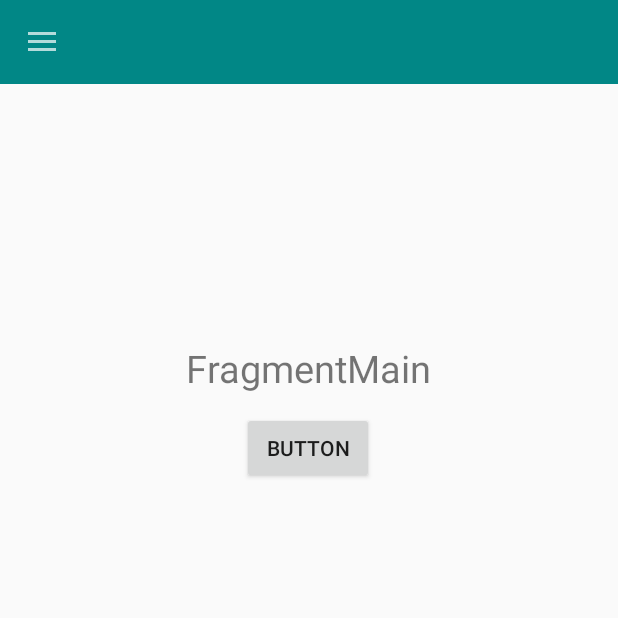
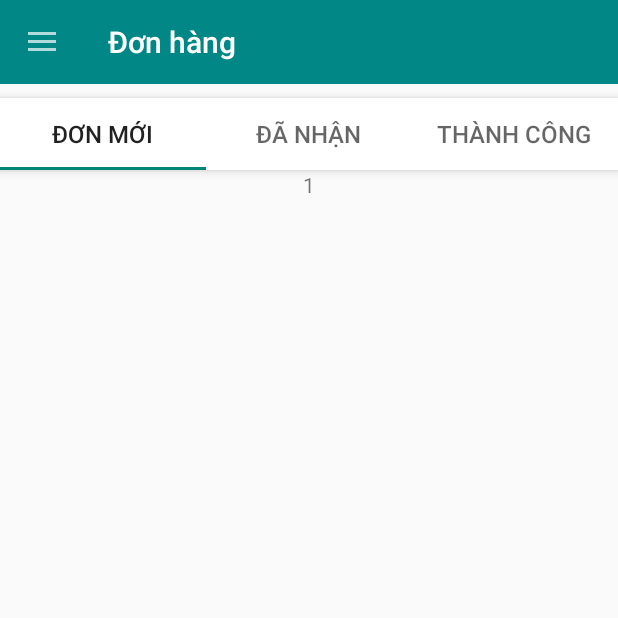
Before and after one commit to huynhngoctan/AdminAndroidGroup6, an Android app: the screen it shows after launch (MainActivity), in the side drawer, after a tap on "Đơn hàng", on a phone screen of 412 x 824 dp, the top half of it. Run offline under Robolectric (Android 15) with nearby library versions, the phone set to English and light mode, and no system bars.

Commit message:
Làm trang đơn hàng cơ bản

```diff
--- a/app/src/main/java/com/example/adminandroidgroup6/MainActivity.java
+++ b/app/src/main/java/com/example/adminandroidgroup6/MainActivity.java
@@ -13,6 +13,7 @@ import android.os.Bundle;
 import android.view.MenuItem;
 
 import com.example.adminandroidgroup6.menuFoods.FoodsFragment;
+import com.example.adminandroidgroup6.menuOrders.OrdersFragment;
 import com.google.android.material.navigation.NavigationView;
 
 public class MainActivity extends AppCompatActivity implements NavigationView.OnNavigationItemSelectedListener{
@@ -64,7 +65,13 @@ public class MainActivity extends AppCompatActivity implements NavigationView.On
                 fragmentTransaction.replace(R.id.container_fragment,new FoodsFragment());
                 fragmentTransaction.commit();
                 break;
-
+            case R.id.menuItemOrder:
+                toolbar.setTitle("Đơn hàng");
+                fragmentManager = getSupportFragmentManager();
+                fragmentTransaction = fragmentManager.beginTransaction();
+                fragmentTransaction.replace(R.id.container_fragment,new OrdersFragment());
+                fragmentTransaction.commit();
+                break;
         }
 
         return true;
--- /dev/null
+++ b/app/src/main/java/com/example/adminandroidgroup6/menuOrders/HandleOrderViewPagerFragment.java
@@ -0,0 +1,21 @@
+package com.example.adminandroidgroup6.menuOrders;
+
+import android.os.Bundle;
+import android.view.LayoutInflater;
+import android.view.View;
+import android.view.ViewGroup;
+
+import androidx.annotation.NonNull;
+import androidx.annotation.Nullable;
+import androidx.fragment.app.Fragment;
+
+import com.example.adminandroidgroup6.R;
+
+public class HandleOrderViewPagerFragment extends Fragment {
+    @Nullable
+
+    @Override
+    public View onCreateView(@NonNull  LayoutInflater inflater, @Nullable  ViewGroup container, @Nullable  Bundle savedInstanceState) {
+        return inflater.inflate(R.layout.fragment_order_handle_viewpager,container,false);
+    }
+}
--- /dev/null
+++ b/app/src/main/java/com/example/adminandroidgroup6/menuOrders/NewOrderViewPagerFragment.java
@@ -0,0 +1,21 @@
+package com.example.adminandroidgroup6.menuOrders;
+
+import android.os.Bundle;
+import android.view.LayoutInflater;
+import android.view.View;
+import android.view.ViewGroup;
+
+import androidx.annotation.NonNull;
+import androidx.annotation.Nullable;
+import androidx.fragment.app.Fragment;
+
+import com.example.adminandroidgroup6.R;
+
+public class NewOrderViewPagerFragment extends Fragment {
+    @Nullable
+
+    @Override
+    public View onCreateView(@NonNull LayoutInflater inflater, @Nullable  ViewGroup container, @Nullable  Bundle savedInstanceState) {
+        return inflater.inflate(R.layout.fragment_order_new_viewpager,container,false);
+    }
+}
--- /dev/null
+++ b/app/src/main/java/com/example/adminandroidgroup6/menuOrders/OrdersFragment.java
@@ -0,0 +1,60 @@
+package com.example.adminandroidgroup6.menuOrders;
+
+import android.os.Bundle;
+import android.view.LayoutInflater;
+import android.view.View;
+import android.view.ViewGroup;
+
+import androidx.annotation.NonNull;
+import androidx.annotation.Nullable;
+import androidx.fragment.app.Fragment;
+import androidx.viewpager.widget.ViewPager;
+
+import com.example.adminandroidgroup6.R;
+import com.google.android.material.tabs.TabLayout;
+
+public class OrdersFragment  extends Fragment {
+    ViewPager viewPager;
+    TabLayout tabLayout;
+    View  view;
+    @Nullable
+
+    @Override
+    public View onCreateView(@NonNull  LayoutInflater inflater,  ViewGroup container,  Bundle savedInstanceState) {
+        view = inflater.inflate(R.layout.fragment_orders,container,false);
+        viewPager = view.findViewById(R.id.viewPagerOrders);
+        tabLayout = view.findViewById(R.id.tabLayoutOrders);
+        return view;
+    }
+
+    @Override
+    public void onActivityCreated(@Nullable  Bundle savedInstanceState) {
+        setUpViewPager(viewPager);
+        tabLayout.setupWithViewPager(viewPager);
+        tabLayout.addOnTabSelectedListener(new TabLayout.OnTabSelectedListener() {
+            @Override
+            public void onTabSelected(TabLayout.Tab tab) {
+
+            }
+
+            @Override
+            public void onTabUnselected(TabLayout.Tab tab) {
+
+            }
+
+            @Override
+            public void onTabReselected(TabLayout.Tab tab) {
+
+            }
+        });
+        super.onActivityCreated(savedInstanceState);
+    }
+    public void setUpViewPager(ViewPager viewPager){
+        OrdersPagerAdapter adapter = new OrdersPagerAdapter(getParentFragmentManager());
+        adapter.addFragment(new NewOrderViewPagerFragment(),"Đơn mới");
+        adapter.addFragment(new HandleOrderViewPagerFragment(),"Đã nhận");
+        adapter.addFragment(new SuccessfullOrderViewPagerFragment(),"Thành công");
+
+        viewPager.setAdapter(adapter);
+    }
+}
--- /dev/null
+++ b/app/src/main/java/com/example/adminandroidgroup6/menuOrders/OrdersPagerAdapter.java
@@ -0,0 +1,40 @@
+package com.example.adminandroidgroup6.menuOrders;
+
+import androidx.annotation.NonNull;
+import androidx.annotation.Nullable;
+import androidx.fragment.app.Fragment;
+import androidx.fragment.app.FragmentManager;
+import androidx.fragment.app.FragmentPagerAdapter;
+
+import java.util.ArrayList;
+
+public class OrdersPagerAdapter extends FragmentPagerAdapter {
+    private int tabsNumber;
+    private ArrayList<Fragment> listFragments=new ArrayList<>();
+    private ArrayList<String> listTitles= new ArrayList<>();
+
+    public OrdersPagerAdapter(@NonNull  FragmentManager fm) {
+        super(fm);
+    }
+
+    @NonNull
+    @Override
+    public Fragment getItem(int position) {
+        return listFragments.get(position);
+    }
+
+    @Override
+    public int getCount() {
+        return listFragments.size();
+    }
+
+    @Nullable
+    @Override
+    public CharSequence getPageTitle(int position) {
+        return listTitles.get(position);
+    }
+    public void addFragment(Fragment fragment, String title){
+        listTitles.add(title);
+        listFragments.add(fragment);
+    }
+}
--- /dev/null
+++ b/app/src/main/java/com/example/adminandroidgroup6/menuOrders/SuccessfullOrderViewPagerFragment.java
@@ -0,0 +1,21 @@
+package com.example.adminandroidgroup6.menuOrders;
+
+import android.os.Bundle;
+import android.view.LayoutInflater;
+import android.view.View;
+import android.view.ViewGroup;
+
+import androidx.annotation.NonNull;
+import androidx.annotation.Nullable;
+import androidx.fragment.app.Fragment;
+
+import com.example.adminandroidgroup6.R;
+
+public class SuccessfullOrderViewPagerFragment extends Fragment {
+    @Nullable
+
+    @Override
+    public View onCreateView(@NonNull  LayoutInflater inflater, @Nullable ViewGroup container, @Nullable  Bundle savedInstanceState) {
+        return inflater.inflate(R.layout.fragment_order_successfull_viewpager,container,false);
+    }
+}
--- /dev/null
+++ b/app/src/main/res/layout/fragment_order_handle_viewpager.xml
@@ -0,0 +1,16 @@
+<?xml version="1.0" encoding="utf-8"?>
+<androidx.constraintlayout.widget.ConstraintLayout xmlns:android="http://schemas.android.com/apk/res/android"
+    xmlns:app="http://schemas.android.com/apk/res-auto"
+    xmlns:tools="http://schemas.android.com/tools"
+    android:layout_width="match_parent"
+    android:layout_height="match_parent">
+
+    <TextView
+        android:id="@+id/textView2"
+        android:layout_width="wrap_content"
+        android:layout_height="wrap_content"
+        android:text="2"
+        app:layout_constraintEnd_toEndOf="parent"
+        app:layout_constraintStart_toStartOf="parent"
+        app:layout_constraintTop_toTopOf="parent" />
+</androidx.constraintlayout.widget.ConstraintLayout>
--- /dev/null
+++ b/app/src/main/res/layout/fragment_order_new_viewpager.xml
@@ -0,0 +1,16 @@
+<?xml version="1.0" encoding="utf-8"?>
+<androidx.constraintlayout.widget.ConstraintLayout xmlns:android="http://schemas.android.com/apk/res/android"
+    xmlns:app="http://schemas.android.com/apk/res-auto"
+    xmlns:tools="http://schemas.android.com/tools"
+    android:layout_width="match_parent"
+    android:layout_height="match_parent">
+
+    <TextView
+        android:id="@+id/textView"
+        android:layout_width="wrap_content"
+        android:layout_height="wrap_content"
+        android:text="1"
+        app:layout_constraintEnd_toEndOf="parent"
+        app:layout_constraintStart_toStartOf="parent"
+        app:layout_constraintTop_toTopOf="parent" />
+</androidx.constraintlayout.widget.ConstraintLayout>
--- /dev/null
+++ b/app/src/main/res/layout/fragment_order_successfull_viewpager.xml
@@ -0,0 +1,16 @@
+<?xml version="1.0" encoding="utf-8"?>
+<androidx.constraintlayout.widget.ConstraintLayout xmlns:android="http://schemas.android.com/apk/res/android"
+    xmlns:app="http://schemas.android.com/apk/res-auto"
+    xmlns:tools="http://schemas.android.com/tools"
+    android:layout_width="match_parent"
+    android:layout_height="match_parent">
+
+    <TextView
+        android:id="@+id/textView5"
+        android:layout_width="wrap_content"
+        android:layout_height="wrap_content"
+        android:text="4"
+        app:layout_constraintEnd_toEndOf="parent"
+        app:layout_constraintStart_toStartOf="parent"
+        app:layout_constraintTop_toTopOf="parent" />
+</androidx.constraintlayout.widget.ConstraintLayout>
--- /dev/null
+++ b/app/src/main/res/layout/fragment_orders.xml
@@ -0,0 +1,33 @@
+<?xml version="1.0" encoding="utf-8"?>
+<androidx.constraintlayout.widget.ConstraintLayout xmlns:android="http://schemas.android.com/apk/res/android"
+    xmlns:app="http://schemas.android.com/apk/res-auto"
+    xmlns:tools="http://schemas.android.com/tools"
+    android:layout_width="match_parent"
+    android:layout_height="match_parent">
+
+    <com.google.android.material.appbar.AppBarLayout
+        android:id="@+id/appBarLayoutOrder"
+        android:layout_width="match_parent"
+        android:layout_height="wrap_content"
+        android:layout_marginTop="65dp"
+        android:background="@color/white"
+        app:layout_constraintEnd_toEndOf="parent"
+        app:layout_constraintStart_toStartOf="parent"
+        app:layout_constraintTop_toTopOf="parent">
+
+        <com.google.android.material.tabs.TabLayout
+            android:id="@+id/tabLayoutOrders"
+            android:layout_width="match_parent"
+            android:layout_height="wrap_content"
+            app:tabTextAppearance="@style/CustomTabTextOrder"></com.google.android.material.tabs.TabLayout>
+    </com.google.android.material.appbar.AppBarLayout>
+
+    <androidx.viewpager.widget.ViewPager
+        android:id="@+id/viewPagerOrders"
+        android:layout_width="409dp"
+        android:layout_height="616dp"
+        app:layout_constraintEnd_toEndOf="parent"
+        app:layout_constraintStart_toStartOf="parent"
+        app:layout_constraintTop_toBottomOf="@+id/appBarLayoutOrder" />
+
+</androidx.constraintlayout.widget.ConstraintLayout>
--- a/app/src/main/res/values/themes.xml
+++ b/app/src/main/res/values/themes.xml
@@ -26,4 +26,7 @@
         <item name="android:statusBarColor" tools:targetApi="l">?attr/colorPrimaryVariant</item>
         <!-- Customize your theme here. -->
     </style>
+    <style name="CustomTabTextOrder" parent="TextAppearance.Design.Tab">
+        <item name="android:textSize">16sp</item>
+    </style>
 </resources>
```
